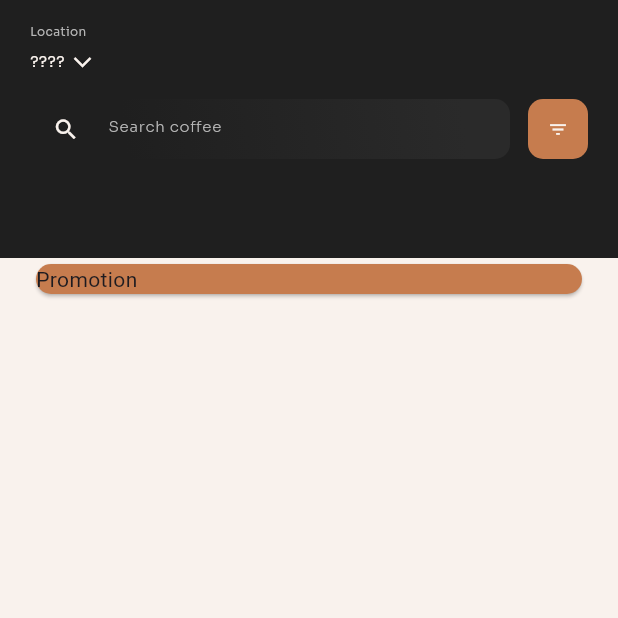
After one commit to Luisz576/CoffeShopFlutter, a Flutter app: the screen it shows after launch, on a phone screen of 412 x 824 dp, the top half of it. The commit adds this screen. Run offline on Flutter 3.47's test engine with Material 3 defaults, Android fonts, the phone set to English and light mode, and no system bars; our stand-ins replace either_dart, google_fonts; missing offline and left inert: auto_injector.

Commit message:
start promotion card

```diff
--- /dev/null
+++ b/coffee_shop/lib/app/ui/pages/home_page.dart
@@ -0,0 +1,93 @@
+import 'package:coffee_shop/app/interactor/states/session_state.dart';
+import 'package:coffee_shop/app/translatable_text.dart';
+import 'package:coffee_shop/app/ui/coffee_shop_colors.dart';
+import 'package:coffee_shop/app/ui/widgets/filter_field.dart';
+import 'package:coffee_shop/app/ui/widgets/promotion_card.dart';
+import 'package:coffee_shop/app/ui/widgets/search_field.dart';
+import 'package:flutter/material.dart';
+import 'package:google_fonts/google_fonts.dart';
+
+class HomePage extends StatelessWidget {
+  const HomePage({super.key});
+
+  @override
+  Widget build(BuildContext context) {
+    return SafeArea(
+			child: Column(
+				children: [
+					// # user + searsh #
+					Container(
+						width: double.infinity,
+						decoration: const BoxDecoration(
+							color: CoffeeShopColors.blackColor
+						),
+						padding: const EdgeInsets.fromLTRB(20, 16, 20, 66),
+						child: Column(
+							crossAxisAlignment: CrossAxisAlignment.start,
+							children: [
+								Text(TranslatableText.text(TranslatableTextKey.LOCATION),
+									style: GoogleFonts.sora(
+										color: CoffeeShopColors.grayColor,
+										fontSize: 8,
+									),
+								),
+								const SizedBox(height: 4,),
+								Row(
+									children: [
+										ListenableBuilder(
+											listenable: sessionState,
+											builder: (context, child){
+												final session = sessionState.value.session;
+												return Text(session != null && session.user != null ? "${session.user!.city}, ${session.user!.state}" : "????",
+													style: GoogleFonts.sora(
+														color: CoffeeShopColors.whiteColor,
+														fontSize: 10,
+														fontWeight: FontWeight.w400
+													),
+												);
+											},
+										),
+										const SizedBox(width: 5,),
+										const Padding(
+											padding: EdgeInsets.only(bottom: 5),
+											child: RotatedBox(
+												quarterTurns: 135,
+												child: Icon(Icons.arrow_back_ios,
+													color: CoffeeShopColors.whiteColor,
+													size: 14,
+													weight: 0.5,
+												),
+											),
+										)
+									],
+								),
+								const SizedBox(height: 16,),
+								const SizedBox(
+									height: 40,
+									child: Row(
+										mainAxisAlignment: MainAxisAlignment.spaceBetween,
+										children: [
+											SearchField(
+												flex: 5,
+												radius: 10,
+											),
+											SizedBox(width: 12,),
+											FilterField(
+												height: 40,
+												width: 40,
+												radius: 10,
+											)
+										],
+									),
+								)
+							],
+						),
+					),
+					// # promotion #
+					const PromotionCard()
+					//TODO: PRODUCTS
+				],
+			),
+		);
+  }
+}
--- /dev/null
+++ b/coffee_shop/lib/app/ui/widgets/promotion_card.dart
@@ -0,0 +1,17 @@
+import 'package:coffee_shop/app/ui/coffee_shop_colors.dart';
+import 'package:flutter/material.dart';
+
+class PromotionCard extends StatelessWidget {
+  const PromotionCard({super.key});
+
+  @override
+  Widget build(BuildContext context) {
+    return Container(
+			width: MediaQuery.of(context).size.width - 40,
+			child: Card(
+				color: CoffeeShopColors.primaryColor,
+				child: Text("Promotion"),
+			),
+		);
+  }
+}
```
Also changed, not shown: coffee_shop/lib/app/ui/screens/home_screen.dart (+3 -78 lines).
